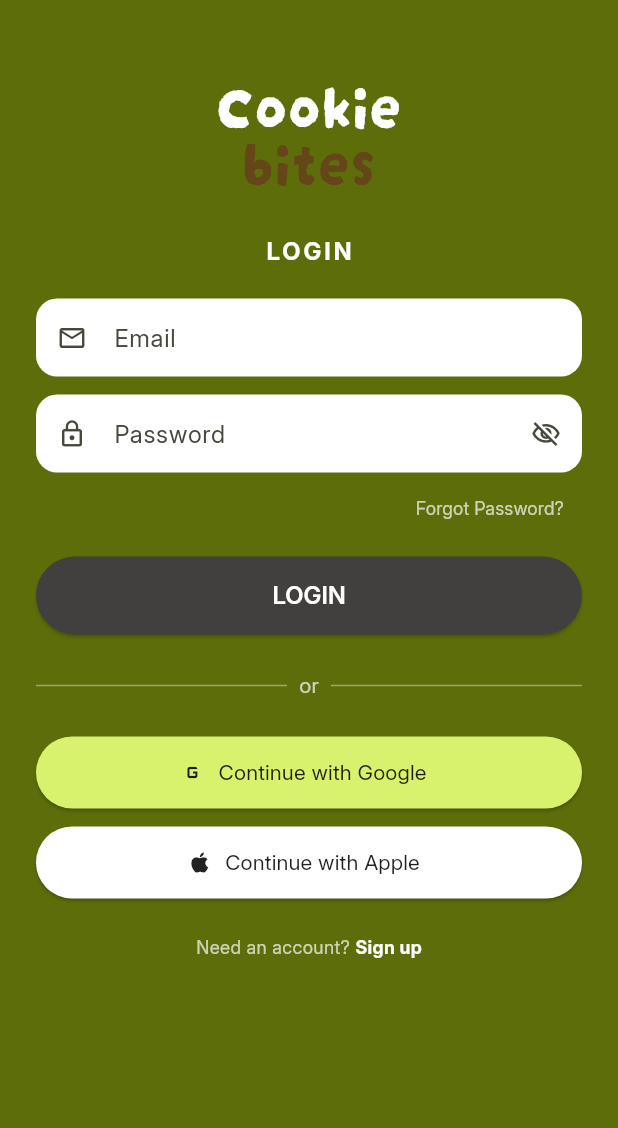
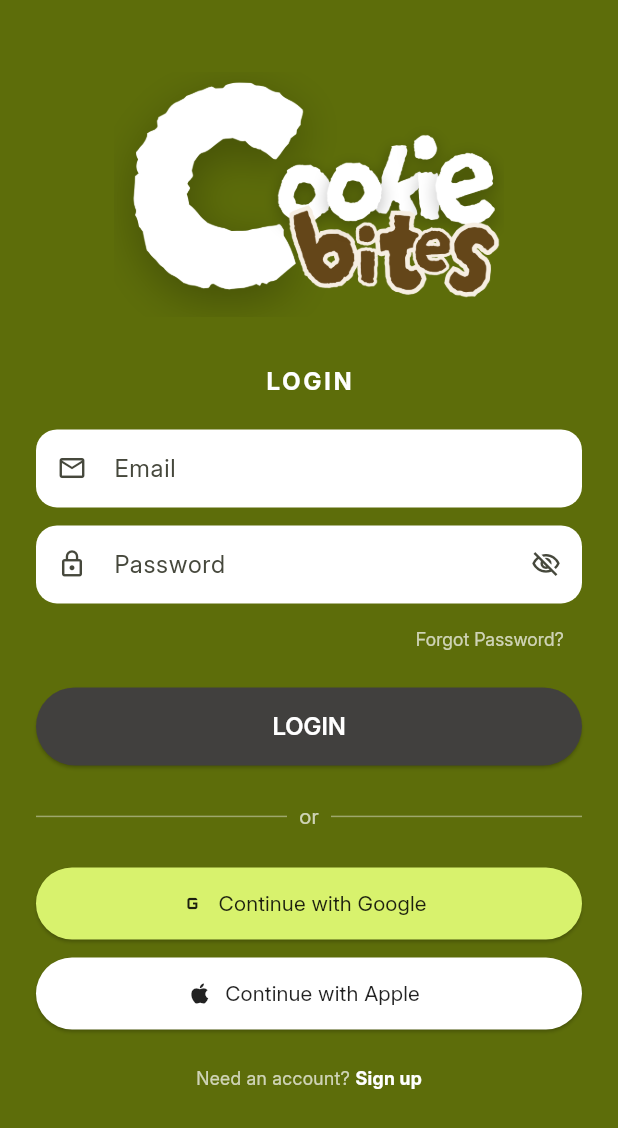
Before and after one commit to ljoraye/Cookie-Bites, a Flutter app: the screen it shows after launch, on a phone screen of 412 x 824 dp. Shown: the top 1128 px of the screen. Run offline on Flutter 3.47's test engine with Material 3 defaults, Android fonts, the phone set to English and light mode, and no system bars.

Commit message:
Add local logo asset, fix header layout, remove chip checkmark

```diff
--- a/lib/screens/login_page.dart
+++ b/lib/screens/login_page.dart
@@ -57,23 +57,10 @@ class _LoginPageState extends State<LoginPage> {
             child: Column(
               children: [
                 const SizedBox(height: 48),
-                Text(
-                  'Cookie',
-                  textAlign: TextAlign.center,
-                  style: AppTextStyles.logo.copyWith(
-                    fontSize: 42,
-                    color: Colors.white,
-                    height: 0.9,
-                  ),
-                ),
-                Text(
-                  'bites',
-                  textAlign: TextAlign.center,
-                  style: AppTextStyles.logo.copyWith(
-                    fontSize: 42,
-                    color: AppColors.secondary,
-                    height: 0.9,
-                  ),
+                Image.asset(
+                  'assets/images/cookie_bites_logo.png',
+                  width: 260,
+                  fit: BoxFit.contain,
                 ),
                 const SizedBox(height: 32),
                 const Text(
--- a/lib/widgets/category_chips.dart
+++ b/lib/widgets/category_chips.dart
@@ -27,8 +27,9 @@ class CategoryChips extends StatelessWidget {
           return ChoiceChip(
             label: Text(category),
             selected: isSelected,
+            showCheckmark: false,
             onSelected: (_) => onSelected(category),
-            selectedColor: AppColors.secondary,
+            selectedColor: AppColors.primary,
             backgroundColor: Colors.white,
             labelStyle: TextStyle(
               color: isSelected ? Colors.white : AppColors.onSurface,
--- a/pubspec.yaml
+++ b/pubspec.yaml
@@ -73,6 +73,10 @@ flutter:
   # "family" key with the font family name, and a "fonts" key with a
   # list giving the asset and other descriptors for the font. For
   # example:
+
+  assets:
+    - assets/images/cookie_bites_logo.png
+
   fonts:
       - family: DarumadropOne
         fonts:
```
Also changed, not shown: lib/widgets/user_header.dart (+5 -3 lines), assets/images/cookie_bites_logo.png (added).
